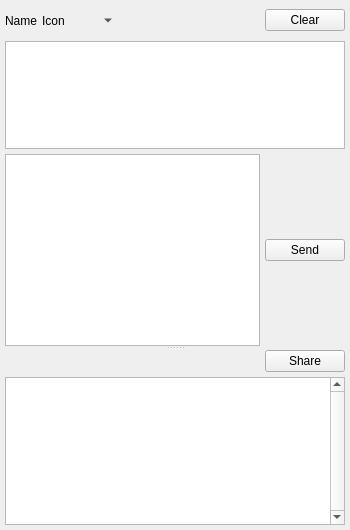
Above: branches/trunk/GoldBug-UI/chatwindow.ui from textbrowser/spot-on before the change. Below: the same form after it.
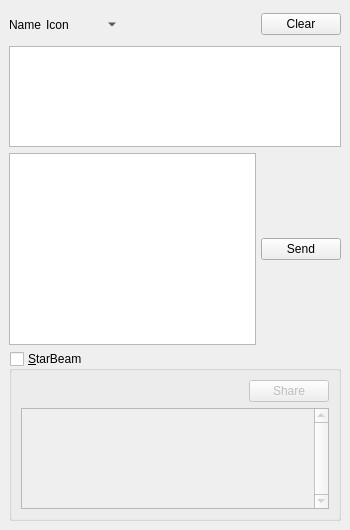
That is the form after the change. Icons and pictures are not drawn. Custom widgets are drawn as their Qt base class.

Commit message: StarBeam, checkbox instead of splitter.

Patch:
```diff
--- a/branches/trunk/GoldBug-UI/chatwindow.ui
+++ b/branches/trunk/GoldBug-UI/chatwindow.ui
@@ -15,23 +15,7 @@
     <normaloff>:/Logo/goldbug.png</normaloff>:/Logo/goldbug.png</iconset>
   </property>
   <widget class="QWidget" name="centralwidget">
-   <layout class="QVBoxLayout" name="verticalLayout_3">
-    <property name="spacing">
-     <number>5</number>
-    </property>
-    <property name="margin">
-     <number>5</number>
-    </property>
-    <item>
-     <widget class="QSplitter" name="splitter">
-      <property name="orientation">
-       <enum>Qt::Vertical</enum>
-      </property>
-      <widget class="QWidget" name="layoutWidget">
        <layout class="QVBoxLayout" name="verticalLayout_2">
-        <property name="spacing">
-         <number>5</number>
-        </property>
         <item>
          <layout class="QHBoxLayout" name="horizontalLayout_27">
           <property name="spacing">
@@ -142,13 +126,18 @@
           </item>
          </layout>
         </item>
-       </layout>
-      </widget>
-      <widget class="QWidget" name="layoutWidget">
+    <item>
+     <widget class="QGroupBox" name="box">
+      <property name="title">
+       <string>&amp;StarBeam</string>
+      </property>
+      <property name="checkable">
+       <bool>true</bool>
+      </property>
+      <property name="checked">
+       <bool>false</bool>
+      </property>
        <layout class="QVBoxLayout" name="verticalLayout">
-        <property name="spacing">
-         <number>5</number>
-        </property>
         <item>
          <layout class="QHBoxLayout" name="horizontalLayout_2">
           <property name="spacing">
@@ -205,7 +194,6 @@
          </widget>
         </item>
        </layout>
-      </widget>
      </widget>
     </item>
    </layout>
```
Lines whose indentation alone changed are shown as unchanged. The commit also changes 3 other files.
